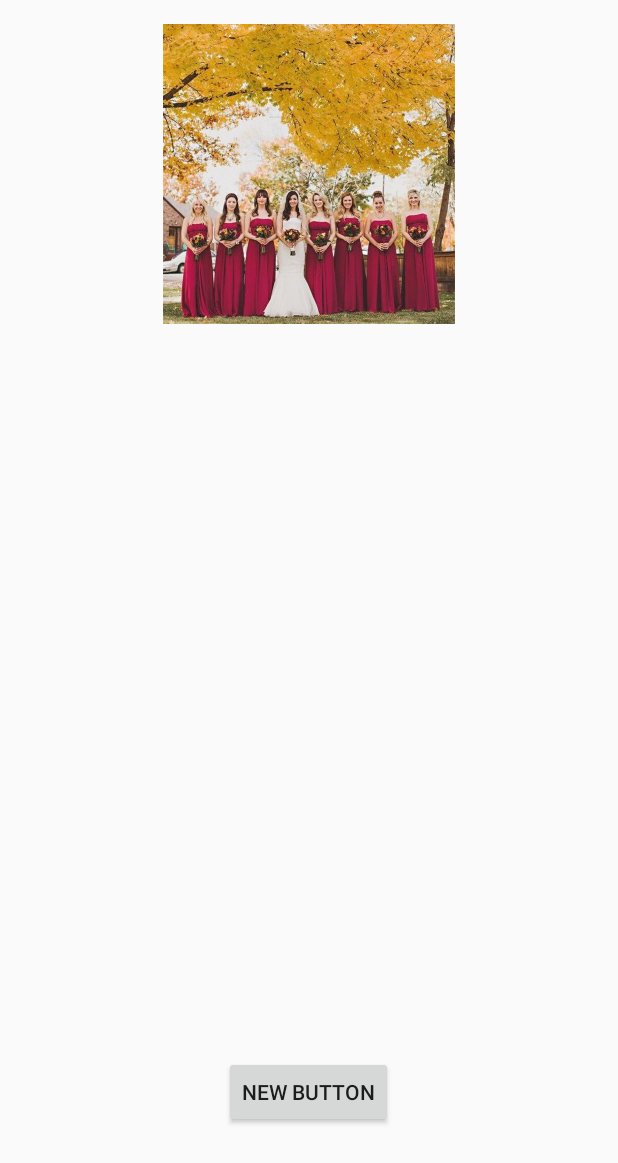
After one commit to Sid675E/Picasso_trial, an Android app: the PhotoView screen opened directly, with no data from a screen before it, on a phone screen of 412 x 824 dp. The commit adds this screen. Shown: the top 1163 px of the screen. Run offline under Robolectric (Android 15) with nearby library versions, the phone set to English and light mode, and no system bars; our stand-ins replace Picasso; pictures from the network do not load.

Commit message:
picasso, S3 bucket and grid view.Photo expands on click.

```diff
--- a/app/src/main/AndroidManifest.xml
+++ b/app/src/main/AndroidManifest.xml
@@ -16,10 +16,10 @@
         <activity android:name=".MainActivity">
             <intent-filter>
                 <action android:name="android.intent.action.MAIN" />
-
                 <category android:name="android.intent.category.LAUNCHER" />
             </intent-filter>
         </activity>
+        <activity android:name=".PhotoView"/>
     </application>
 
 </manifest>
--- /dev/null
+++ b/app/src/main/java/com/example/sidra/picasso_trial/PhotoView.java
@@ -0,0 +1,34 @@
+package com.example.sidra.picasso_trial;
+
+import android.app.Activity;
+import android.os.Bundle;
+import android.widget.ImageView;
+
+import com.squareup.picasso.Picasso;
+
+/**
+ * Created by sidra on 27-08-2016.
+ */
+public class PhotoView extends Activity {
+
+    @Override
+    protected void onCreate(Bundle savedInstanceState) {
+        super.onCreate(savedInstanceState);
+        setContentView(R.layout.photo_view);
+
+        ImageView imageView = (ImageView) findViewById(R.id.imageView);
+
+        int position = getIntent().getIntExtra("position",-1);
+        if(position != -1){
+            Picasso.with(PhotoView.this)
+                    .load(MainActivity.result[position])
+                    .into(imageView);
+        }
+        else{
+            Picasso.with(PhotoView.this)
+                    .load(R.drawable.err)
+                    .into(imageView);
+        }
+
+    }
+}
--- /dev/null
+++ b/app/src/main/res/layout/photo_view.xml
@@ -0,0 +1,27 @@
+<?xml version="1.0" encoding="utf-8"?>
+<RelativeLayout xmlns:android="http://schemas.android.com/apk/res/android"
+    xmlns:tools="http://schemas.android.com/tools"
+    android:layout_width="match_parent"
+    android:layout_height="match_parent"
+    android:paddingBottom="@dimen/activity_vertical_margin"
+    android:paddingLeft="@dimen/activity_horizontal_margin"
+    android:paddingRight="@dimen/activity_horizontal_margin"
+    android:paddingTop="@dimen/activity_vertical_margin"
+    tools:context="com.example.sidra.picasso_trial.PhotoView">
+
+    <ImageView
+        android:layout_width="200dp"
+        android:layout_height="200dp"
+        android:id="@+id/imageView"
+        android:layout_alignParentTop="true"
+        android:layout_centerHorizontal="true" />
+
+    <Button
+        android:layout_width="wrap_content"
+        android:layout_height="wrap_content"
+        android:text="New Button"
+        android:id="@+id/button"
+        android:layout_marginBottom="56dp"
+        android:layout_alignParentBottom="true"
+        android:layout_centerHorizontal="true" />
+</RelativeLayout>
```
Also changed, not shown: app/src/main/java/com/example/sidra/picasso_trial/MainActivity.java (+104 -28 lines), app/src/main/res/layout/grid_main.xml (added, +11 -0 lines).
